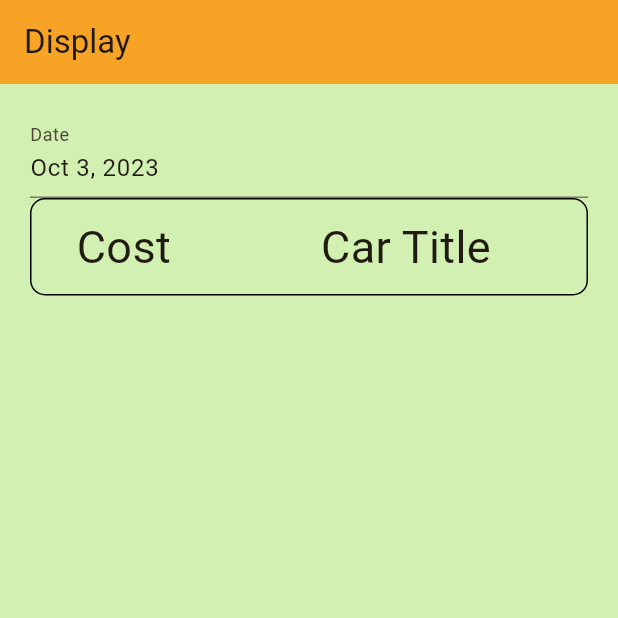
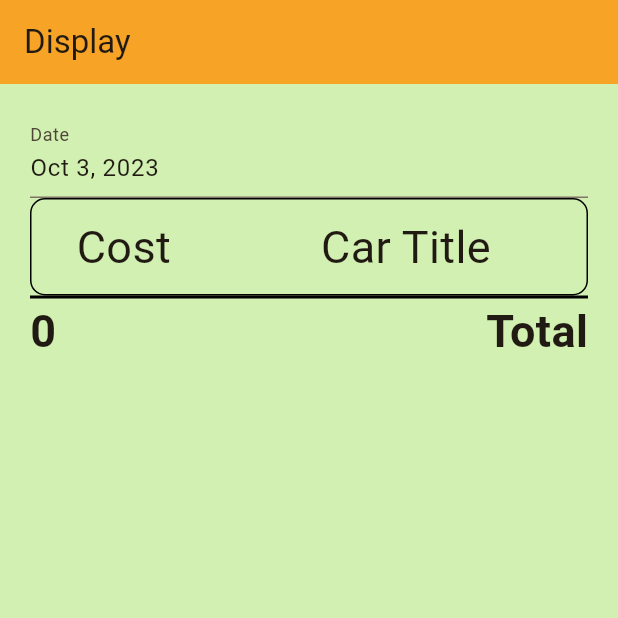
Before and after one commit to MohammedEmadSelim/abd_el_rahman, a Flutter app: the screen it shows after launch, on a phone screen of 412 x 824 dp, the top half of it. Run offline on Flutter 3.47's test engine with Material 2 defaults, Android fonts, the phone set to English and light mode, and no system bars; drawn by our look-alikes of date_time_picker; our stand-ins replace cloud_firestore, firebase_core; accounts and stored records are empty.

Commit message:
third commit

```diff
--- a/lib/screens/display_screen.dart
+++ b/lib/screens/display_screen.dart
@@ -1,10 +1,9 @@
 import 'package:cloud_firestore/cloud_firestore.dart';
 import 'package:date_time_picker/date_time_picker.dart';
 import 'package:flutter/material.dart';
-
 import '../database/firestore.dart';
 import 'colors.dart';
-import 'table.dart';
+import 'widgets.dart';
 
 class DisplayScreen extends StatefulWidget {
   final String title;
@@ -20,6 +19,8 @@ class _DisplayScreenState extends State<DisplayScreen> {
 
   @override
   Widget build(BuildContext context) {
+  int total = 0;
+
     //diplaying from database
     return StreamBuilder(
         stream: getCarsServcesPerDay(dateTimePikerDate),
@@ -36,6 +37,10 @@ class _DisplayScreenState extends State<DisplayScreen> {
             );
           }
           if (snapshot.hasData) {
+            //calculate total cost in one day
+            for (int i = 0; i < snapshot.data!.length; i++) {
+              total += int.parse(snapshot.data![i].carCost!);
+            }
             return Container(
               color: whiteGreen,
               child: SafeArea(
@@ -55,9 +60,10 @@ class _DisplayScreenState extends State<DisplayScreen> {
                             lastDate: DateTime(2100),
                             dateLabelText: 'Date',
                             onChanged: (value) {
+                              setState(() {
                               dateTimePikerDate = DateTime.parse(value);
-                              setState(() {
-                                dateTimePikerDate;
+                                // dateTimePikerDate;
+                                // total = 0;
                               });
                             },
                           ),
@@ -118,6 +124,28 @@ class _DisplayScreenState extends State<DisplayScreen> {
                             ),
                             itemCount: snapshot.data!.length,
                           ),
+                          const Divider(
+                            color: black,
+                            height: 2,
+                            thickness: 2,
+                          ),
+                          Row(
+                            mainAxisAlignment: MainAxisAlignment.spaceBetween,
+                            children: [
+
+                              Text(
+                                '$total ',
+                                style: const TextStyle(
+                                    fontSize: 30, fontWeight: FontWeight.bold),
+                              ),
+
+                              const Text(
+                                'Total',
+                                style: TextStyle(
+                                    fontSize: 30, fontWeight: FontWeight.bold),
+                              )
+                            ],
+                          )
                         ],
                       ),
                     ),
```
Also changed, not shown: lib/screens/widgets.dart (renamed from lib/screens/table.dart, +9 -8 lines), lib/screens/write_screen.dart (+17 -7 lines).
